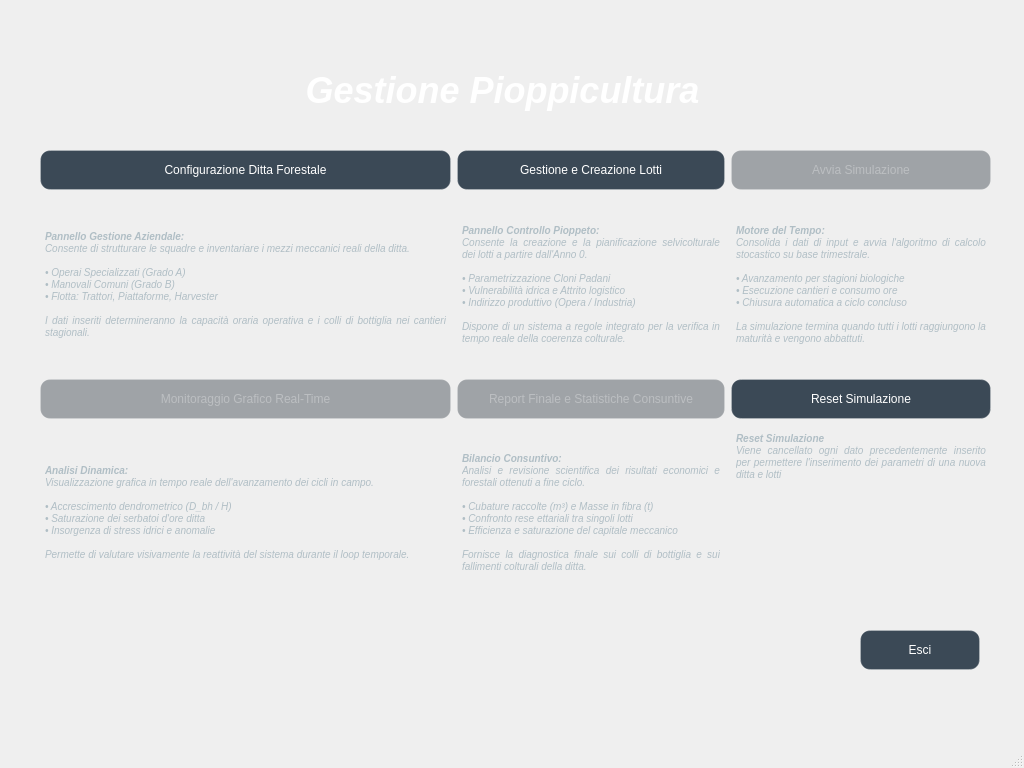
This is GUI/pioppeto_main.ui in Seyen75/Gestione_Pioppeto as Qt 5 draws it before an edit. The edited form follows.
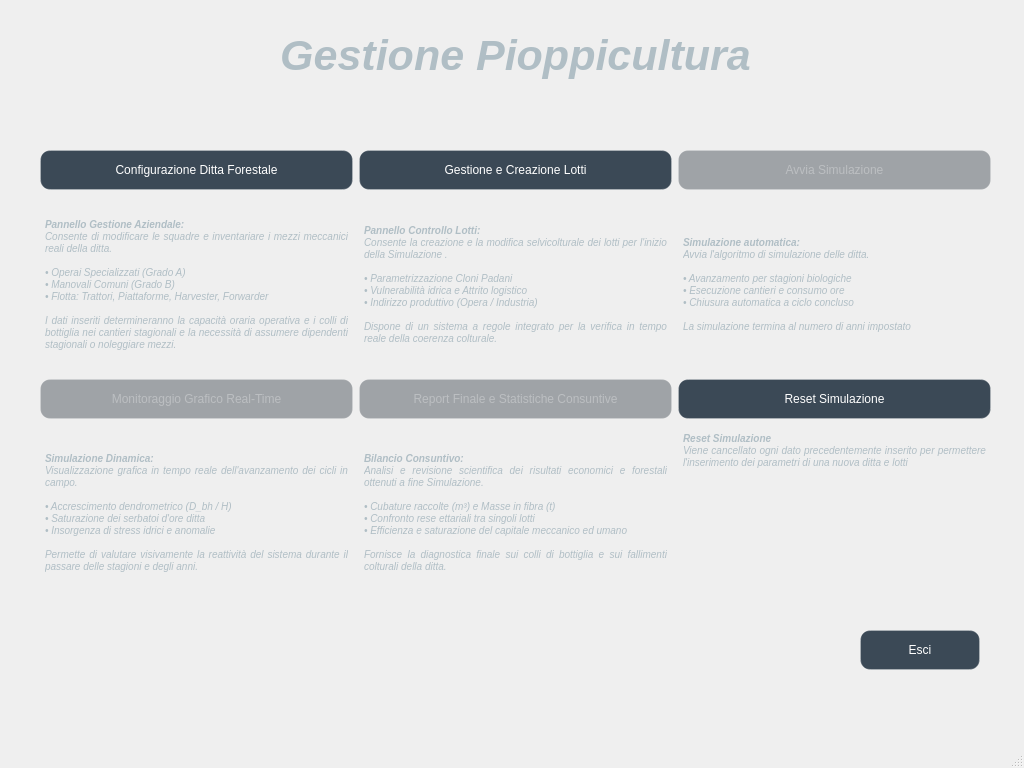
This is the edited form. Icons and pictures are not drawn.

Commit message: Effettuate modifiche con eliminazione di vecchie funzioni e strutture obsolete, aggiustamento stilistico del motore di simulazione Aggiunta di buona parte dei commenti nelle funzioni

The edit to the form file:
```diff
--- a/GUI/pioppeto_main.ui
+++ b/GUI/pioppeto_main.ui
@@ -76,7 +76,9 @@
 }
 
 QLabel#label_titolo {
-    font-family: &quot;Georgia&quot;, &quot;Times New Roman&quot;, serif; /* Un font elegante con le grazie come nella bozza */
+    font-family: &quot;Georgia&quot;, &quot;Times New Roman&quot;, serif;
+    font-size: 32pt;        /* Imposta la dimensione da titolo */
+    font-weight: bold;      /* Rende il testo in grassetto */
     background: transparent;
     padding: 10px;
 }
@@ -130,14 +132,14 @@
    <widget class="QLabel" name="label_titolo">
     <property name="geometry">
      <rect>
-      <x>37</x>
-      <y>45</y>
-      <width>931</width>
+      <x>40</x>
+      <y>10</y>
+      <width>951</width>
       <height>91</height>
      </rect>
     </property>
     <property name="text">
-     <string>&lt;html&gt;&lt;head/&gt;&lt;body&gt;&lt;p&gt;&lt;span style=&quot; font-size:36px; font-weight:700; color:#ffffff;&quot;&gt;Gestione Pioppicultura&lt;/span&gt;&lt;/p&gt;&lt;/body&gt;&lt;/html&gt;</string>
+     <string>Gestione Pioppicultura</string>
     </property>
     <property name="alignment">
      <set>Qt::AlignmentFlag::AlignCenter</set>
@@ -152,35 +154,11 @@
       <height>451</height>
      </rect>
     </property>
-    <layout class="QGridLayout" name="gridLayout" columnstretch="1,0,0,0">
-     <item row="4" column="3">
-      <widget class="QPushButton" name="btn_reset">
-       <property name="enabled">
-        <bool>true</bool>
-       </property>
-       <property name="text">
-        <string>Reset Simulazione</string>
-       </property>
-       <property name="icon">
-        <iconset theme="document-revert"/>
-       </property>
-       <property name="iconSize">
-        <size>
-         <width>32</width>
-         <height>32</height>
-        </size>
-       </property>
-      </widget>
-     </item>
+    <layout class="QGridLayout" name="gridLayout" columnstretch="1,1,1,0">
      <item row="3" column="0">
       <widget class="QLabel" name="label">
        <property name="text">
-        <string>&lt;b&gt;Pannello Gestione Aziendale:&lt;/b&gt;&lt;br&gt;
-Consente di strutturare le squadre e inventariare i mezzi meccanici reali della ditta.&lt;br&gt;&lt;br&gt;
-• Operai Specializzati (Grado A)&lt;br&gt;
-• Manovali Comuni (Grado B)&lt;br&gt;
-• Flotta: Trattori, Piattaforme, Harvester&lt;br&gt;&lt;br&gt;
-&lt;i&gt;I dati inseriti determineranno la capacità oraria operativa e i colli di bottiglia nei cantieri stagionali.&lt;/i&gt;</string>
+        <string>&lt;html&gt;&lt;head/&gt;&lt;body&gt;&lt;p&gt;&lt;span style=&quot; font-weight:700;&quot;&gt;Pannello Gestione Aziendale:&lt;/span&gt;&lt;br/&gt;Consente di modificare le squadre e inventariare i mezzi meccanici reali della ditta.&lt;br/&gt;&lt;br/&gt;• Operai Specializzati (Grado A)&lt;br/&gt;• Manovali Comuni (Grado B)&lt;br/&gt;• Flotta: Trattori, Piattaforme, Harvester, Forwarder&lt;br/&gt;&lt;br/&gt;I dati inseriti determineranno la capacità oraria operativa e i colli di bottiglia nei cantieri stagionali e la necessità di assumere dipendenti stagionali o noleggiare mezzi.&lt;/p&gt;&lt;/body&gt;&lt;/html&gt;</string>
        </property>
        <property name="textFormat">
         <enum>Qt::TextFormat::RichText</enum>
@@ -193,24 +171,6 @@
        </property>
       </widget>
      </item>
-     <item row="3" column="3">
-      <widget class="QLabel" name="label_3">
-       <property name="text">
-        <string>&lt;b&gt;Motore del Tempo:&lt;/b&gt;&lt;br&gt;
-Consolida i dati di input e avvia l'algoritmo di calcolo stocastico su base trimestrale.&lt;br&gt;&lt;br&gt;
-• Avanzamento per stagioni biologiche&lt;br&gt;
-• Esecuzione cantieri e consumo ore&lt;br&gt;
-• Chiusura automatica a ciclo concluso&lt;br&gt;&lt;br&gt;
-&lt;i&gt;La simulazione termina quando tutti i lotti raggiungono la maturità e vengono abbattuti.&lt;/i&gt;</string>
-       </property>
-       <property name="alignment">
-        <set>Qt::AlignmentFlag::AlignJustify|Qt::AlignmentFlag::AlignVCenter</set>
-       </property>
-       <property name="wordWrap">
-        <bool>true</bool>
-       </property>
-      </widget>
-     </item>
      <item row="0" column="1">
       <widget class="QPushButton" name="btn_gestione_lotti">
        <property name="sizePolicy">
@@ -237,10 +197,10 @@
       <widget class="QLabel" name="label_5">
        <property name="text">
         <string>&lt;b&gt;Bilancio Consuntivo:&lt;/b&gt;&lt;br&gt;
-Analisi e revisione scientifica dei risultati economici e forestali ottenuti a fine ciclo.&lt;br&gt;&lt;br&gt;
+Analisi e revisione scientifica dei risultati economici e forestali ottenuti a fine Simulazione.&lt;br&gt;&lt;br&gt;
 • Cubature raccolte (m³) e Masse in fibra (t)&lt;br&gt;
 • Confronto rese ettariali tra singoli lotti&lt;br&gt;
-• Efficienza e saturazione del capitale meccanico&lt;br&gt;&lt;br&gt;
+• Efficienza e saturazione del capitale meccanico ed umano&lt;br&gt;&lt;br&gt;
 &lt;i&gt;Fornisce la diagnostica finale sui colli di bottiglia e sui fallimenti colturali della ditta.&lt;/i&gt;</string>
        </property>
        <property name="alignment">
@@ -251,31 +211,15 @@
        </property>
       </widget>
      </item>
-     <item row="5" column="3">
-      <widget class="QLabel" name="label_6">
-       <property name="text">
-        <string>&lt;b&gt;Reset Simulazione&lt;/b&gt;&lt;br&gt;
-Viene cancellato ogni dato precedentemente inserito per permettere l'inserimento dei parametri di una nuova ditta e lotti&lt;br&gt;&lt;br&gt;
-
-</string>
-       </property>
-       <property name="alignment">
-        <set>Qt::AlignmentFlag::AlignJustify|Qt::AlignmentFlag::AlignTop</set>
-       </property>
-       <property name="wordWrap">
-        <bool>true</bool>
-       </property>
-      </widget>
-     </item>
      <item row="5" column="0">
       <widget class="QLabel" name="label_4">
        <property name="text">
-        <string>&lt;b&gt;Analisi Dinamica:&lt;/b&gt;&lt;br&gt;
+        <string>&lt;b&gt;Simulazione Dinamica:&lt;/b&gt;&lt;br&gt;
 Visualizzazione grafica in tempo reale dell'avanzamento dei cicli in campo.&lt;br&gt;&lt;br&gt;
 • Accrescimento dendrometrico (D_bh / H)&lt;br&gt;
 • Saturazione dei serbatoi d'ore ditta&lt;br&gt;
 • Insorgenza di stress idrici e anomalie&lt;br&gt;&lt;br&gt;
-&lt;i&gt;Permette di valutare visivamente la reattività del sistema durante il loop temporale.&lt;/i&gt;</string>
+&lt;i&gt;Permette di valutare visivamente la reattività del sistema durante il passare delle stagioni e degli anni.&lt;/i&gt;</string>
        </property>
        <property name="alignment">
         <set>Qt::AlignmentFlag::AlignJustify|Qt::AlignmentFlag::AlignVCenter</set>
@@ -307,12 +251,7 @@
      <item row="3" column="1">
       <widget class="QLabel" name="label_2">
        <property name="text">
-        <string>&lt;b&gt;Pannello Controllo Pioppeto:&lt;/b&gt;&lt;br&gt;
-Consente la creazione e la pianificazione selvicolturale dei lotti a partire dall'Anno 0.&lt;br&gt;&lt;br&gt;
-• Parametrizzazione Cloni Padani&lt;br&gt;
-• Vulnerabilità idrica e Attrito logistico&lt;br&gt;
-• Indirizzo produttivo (Opera / Industria)&lt;br&gt;&lt;br&gt;
-&lt;i&gt;Dispone di un sistema a regole integrato per la verifica in tempo reale della coerenza colturale.&lt;/i&gt;</string>
+        <string>&lt;html&gt;&lt;head/&gt;&lt;body&gt;&lt;p&gt;&lt;span style=&quot; font-weight:700;&quot;&gt;Pannello Controllo Lotti:&lt;/span&gt;&lt;br/&gt;Consente la creazione e la modifica selvicolturale dei lotti per l'inizio della Simulazione .&lt;br/&gt;&lt;br/&gt;• Parametrizzazione Cloni Padani&lt;br/&gt;• Vulnerabilità idrica e Attrito logistico&lt;br/&gt;• Indirizzo produttivo (Opera / Industria)&lt;br/&gt;&lt;br/&gt;Dispone di un sistema a regole integrato per la verifica in tempo reale della coerenza colturale.&lt;/p&gt;&lt;/body&gt;&lt;/html&gt;</string>
        </property>
        <property name="textFormat">
         <enum>Qt::TextFormat::RichText</enum>
@@ -366,7 +305,7 @@
        </property>
       </widget>
      </item>
-     <item row="0" column="3">
+     <item row="0" column="2">
       <widget class="QPushButton" name="btn_simulazione">
        <property name="enabled">
         <bool>false</bool>
@@ -385,6 +324,59 @@
        </property>
       </widget>
      </item>
+     <item row="3" column="2">
+      <widget class="QLabel" name="label_3">
+       <property name="text">
+        <string>&lt;b&gt;Simulazione automatica:&lt;/b&gt;&lt;br&gt;
+Avvia l'algoritmo di simulazione delle ditta.&lt;br&gt;&lt;br&gt;
+• Avanzamento per stagioni biologiche&lt;br&gt;
+• Esecuzione cantieri e consumo ore&lt;br&gt;
+• Chiusura automatica a ciclo concluso &lt;br&gt;&lt;br&gt;
+&lt;i&gt;La simulazione termina al numero di anni impostato&lt;/i&gt;</string>
+       </property>
+       <property name="alignment">
+        <set>Qt::AlignmentFlag::AlignJustify|Qt::AlignmentFlag::AlignVCenter</set>
+       </property>
+       <property name="wordWrap">
+        <bool>true</bool>
+       </property>
+      </widget>
+     </item>
+     <item row="4" column="2">
+      <widget class="QPushButton" name="btn_reset">
+       <property name="enabled">
+        <bool>true</bool>
+       </property>
+       <property name="text">
+        <string>Reset Simulazione</string>
+       </property>
+       <property name="icon">
+        <iconset theme="document-revert"/>
+       </property>
+       <property name="iconSize">
+        <size>
+         <width>32</width>
+         <height>32</height>
+        </size>
+       </property>
+      </widget>
+     </item>
+     <item row="5" column="2">
+      <widget class="QLabel" name="label_6">
+       <property name="text">
+        <string>&lt;b&gt;Reset Simulazione&lt;/b&gt;&lt;br&gt;
+Viene cancellato ogni dato precedentemente inserito per permettere l'inserimento dei parametri di una nuova ditta e lotti&lt;br&gt;&lt;br&gt;
+
+</string>
+       </property>
+       <property name="alignment">
+        <set>Qt::AlignmentFlag::AlignJustify|Qt::AlignmentFlag::AlignTop</set>
+       </property>
+       <property name="wordWrap">
+        <bool>true</bool>
+       </property>
+      </widget>
+     </item>
     </layout>
    </widget>
   </widget>
```
Left out of the diff: 2 changed lines with no effect on the pictures. The commit also changes 15 other files.
